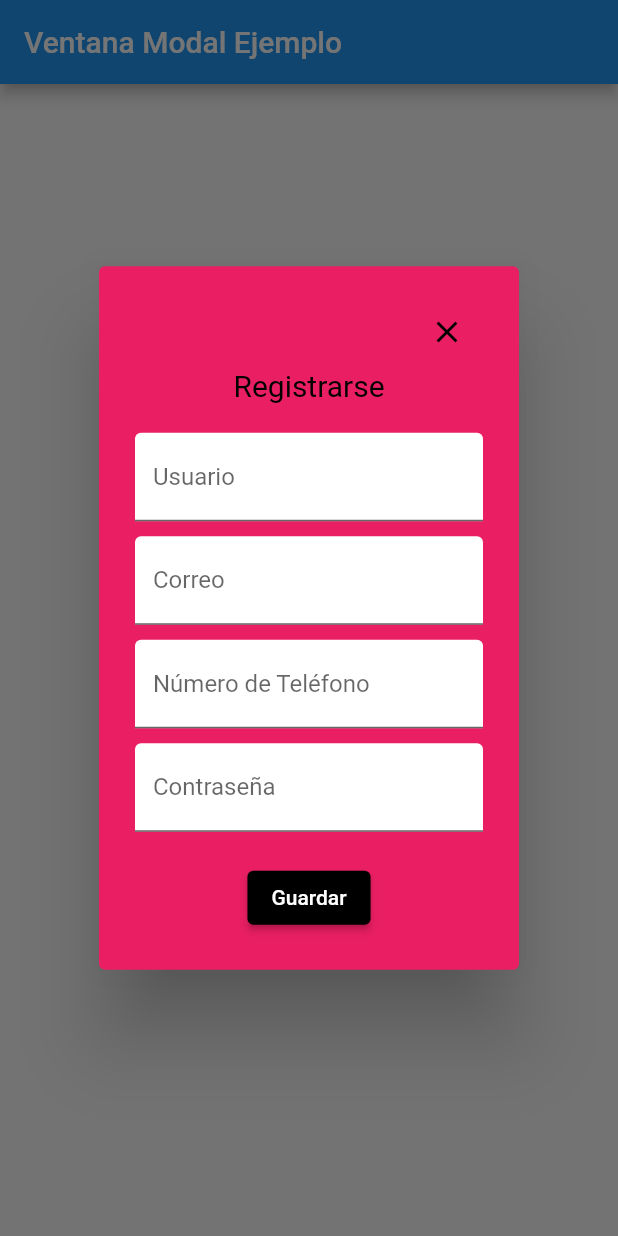
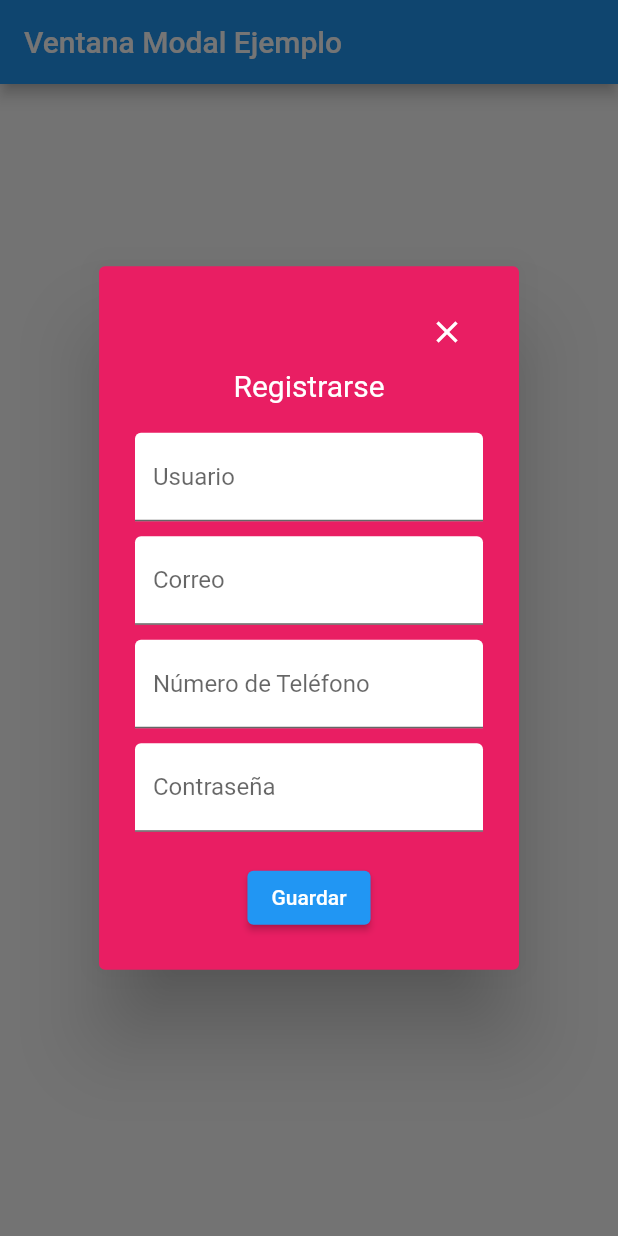
Before and after one commit to elsymerino/ventana_modal, a Flutter app: the screen it shows after launch, after a tap on "Registrarse", on a phone screen of 412 x 824 dp. Run offline on Flutter 3.47's test engine with Material 2 defaults, Android fonts, the light colour scheme and no system bars.

```diff
--- a/lib/main.dart
+++ b/lib/main.dart
@@ -32,9 +32,7 @@ class MyApp extends StatelessWidget {
                             mainAxisAlignment: MainAxisAlignment.end,
                             children: [
                               IconButton(
-                                icon: Icon(Icons.close,
-                                    color: Colors
-                                        .black), // Cambio de color del icono
+                                icon: Icon(Icons.close, color: Colors.white),
                                 onPressed: () {
                                   Navigator.of(context).pop();
                                 },
@@ -44,7 +42,7 @@ class MyApp extends StatelessWidget {
                           Text(
                             'Registrarse',
                             style: TextStyle(
-                              color: Colors.black, // Cambio de color del texto
+                              color: Colors.white, // Cambio de color del texto
                               fontSize: 20,
                             ),
                           ),
@@ -91,14 +89,7 @@ class MyApp extends StatelessWidget {
                               // Agrega la lógica para guardar los datos
                               Navigator.of(context).pop();
                             },
-                            style: ElevatedButton.styleFrom(
-                              primary:
-                                  Colors.black, // Cambio de color del botón
-                            ),
-                            child: Text('Guardar',
-                                style: TextStyle(
-                                    color: Colors
-                                        .white)), // Cambio de color del texto
+                            child: Text('Guardar'),
                           ),
                         ],
                       ),
@@ -106,12 +97,7 @@ class MyApp extends StatelessWidget {
                   },
                 );
               },
-              style: ElevatedButton.styleFrom(
-                primary: Colors.black, // Cambio de color del botón
-              ),
-              child: Text('Registrarse',
-                  style: TextStyle(
-                      color: Colors.white)), // Cambio de color del texto
+              child: Text('Registrarse'),
             ),
             SizedBox(height: 20),
             ElevatedButton(
@@ -129,9 +115,7 @@ class MyApp extends StatelessWidget {
                             mainAxisAlignment: MainAxisAlignment.end,
                             children: [
                               IconButton(
-                                icon: Icon(Icons.close,
-                                    color: Colors
-                                        .black), // Cambio de color del icono
+                                icon: Icon(Icons.close, color: Colors.white),
                                 onPressed: () {
                                   Navigator.of(context).pop();
                                 },
@@ -141,7 +125,7 @@ class MyApp extends StatelessWidget {
                           Text(
                             'Inicio de Sesión',
                             style: TextStyle(
-                              color: Colors.black, // Cambio de color del texto
+                              color: Colors.white, // Cambio de color del texto
                               fontSize: 20,
                             ),
                           ),
@@ -170,14 +154,7 @@ class MyApp extends StatelessWidget {
                               // Agrega la lógica para guardar los datos
                               Navigator.of(context).pop();
                             },
-                            style: ElevatedButton.styleFrom(
-                              primary:
-                                  Colors.black, // Cambio de color del botón
-                            ),
-                            child: Text('Guardar',
-                                style: TextStyle(
-                                    color: Colors
-                                        .white)), // Cambio de color del texto
+                            child: Text('Guardar'),
                           ),
                         ],
                       ),
@@ -185,12 +162,7 @@ class MyApp extends StatelessWidget {
                   },
                 );
               },
-              style: ElevatedButton.styleFrom(
-                primary: Colors.black, // Cambio de color del botón
-              ),
-              child: Text('Iniciar Sesión',
-                  style: TextStyle(
-                      color: Colors.white)), // Cambio de color del texto
+              child: Text('Iniciar Sesión'),
             ),
           ],
         ),
```
